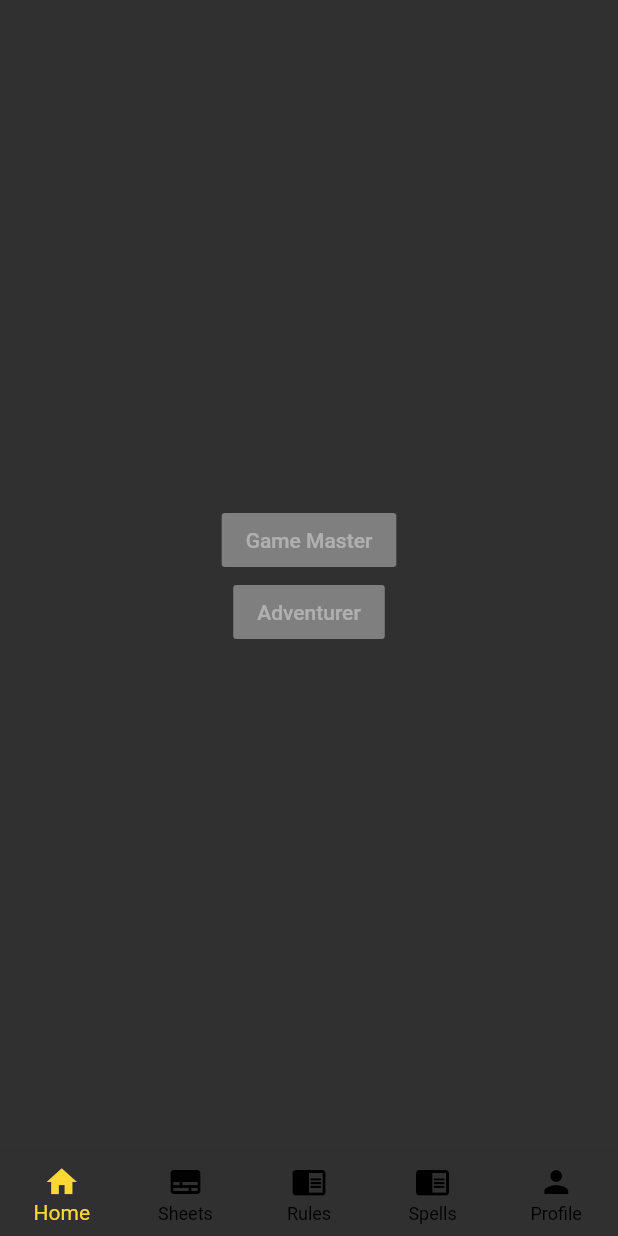
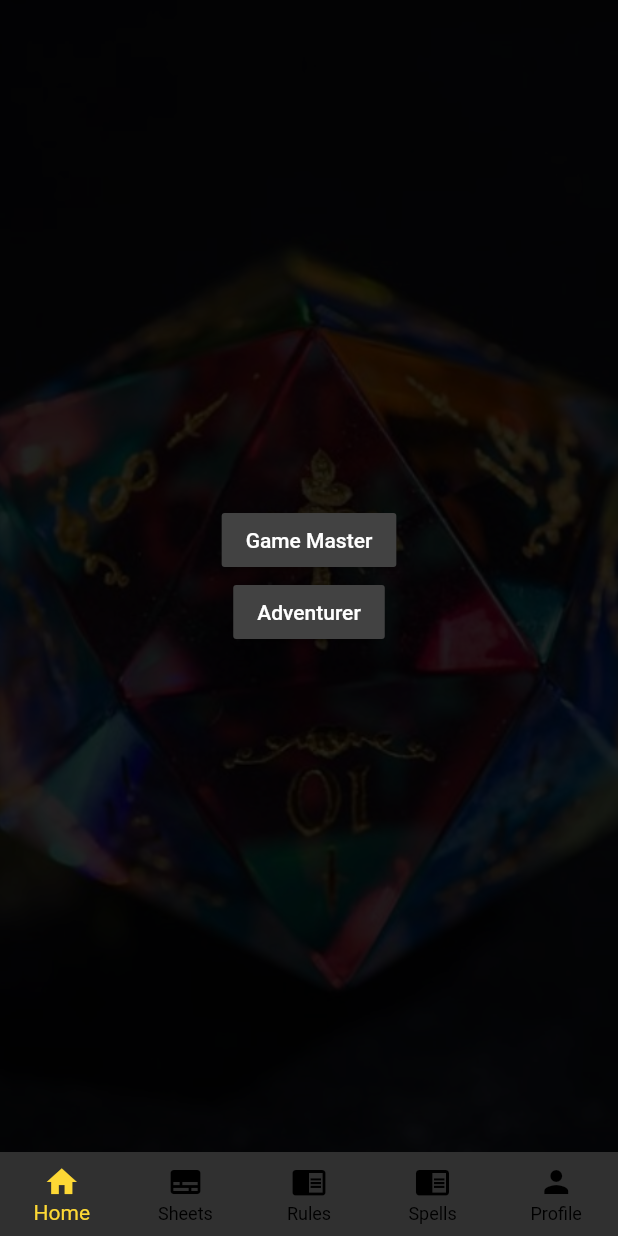
Before and after one commit to johnhshapiro/AdventureTracker, a Flutter app: the screen it shows after launch, after a tap on "Login", on a phone screen of 412 x 824 dp. Run offline on Flutter 3.47's test engine with Material 2 defaults, Android fonts, the phone set to English and light mode, and no system bars; Roboto replaces fonts that are missing (Georgia).

Commit message:
MainMenuPage --> HomePage. Refactored to get layout right.

```diff
--- a/FARTS/lib/main.dart
+++ b/FARTS/lib/main.dart
@@ -19,7 +19,7 @@ class BoardsEdge extends StatelessWidget {
         theme: ThemeData(
             // Define the default brightness and colors.
             brightness: Brightness.dark,
-            primaryColor: Colors.black,
+            primaryColor: Colors.grey[800],
             accentColor: Colors.amber,
 
             // Define default font family
@@ -105,7 +105,7 @@ class _LoginPageState extends State<LoginPage> {
                             Navigator.push(
                               context,
                               MaterialPageRoute(
-                                  builder: (context) => MainMenuPage()),
+                                  builder: (context) => HomePage()),
                             );
                           },
                           splashColor: Colors
@@ -138,21 +138,16 @@ class _LoginPageState extends State<LoginPage> {
   }
 }
 
-class MainMenuPage extends StatefulWidget {
-  /* Note every stateful Widget requires two classes to implement. This stateless immuatable one with the 'createState()'
-method creates a stateful insatnce of _MainMenuPageState which is implemented under MainMenuPage. */
-  MainMenuPage({Key key, this.title}) : super(key: key);
-
+class HomePage extends StatefulWidget {
+  HomePage({Key key, this.title}) : super(key: key);
   final String title;
-
   @override
-  _MainMenuPageState createState() =>
-      _MainMenuPageState(); // The underscore prefix indicates this is a private class, see notes for more.
+  _HomePageState createState() => _HomePageState();
 }
 
-class _MainMenuPageState extends State<MainMenuPage> {
+class _HomePageState extends State<HomePage> {
+  // This index keeps track of the current item selected on the bottom NavBar.
   int _selectedIndex = 0;
-  // This index keeps track of the current item selected on the bottom NavBar.
   static const TextStyle optionStyle =
       TextStyle(fontSize: 30.0, fontWeight: FontWeight.bold);
   static const List<Widget> _widgetOptions = <Widget>[
@@ -170,7 +165,7 @@ class _MainMenuPageState extends State<MainMenuPage> {
       if (_selectedIndex == 0) {
         Navigator.push(
           context,
-          MaterialPageRoute(builder: (context) => MainMenuPage()),
+          MaterialPageRoute(builder: (context) => HomePage()),
         );
       }
       if (_selectedIndex == 1) {
@@ -187,36 +182,45 @@ class _MainMenuPageState extends State<MainMenuPage> {
       }
     });
   }
-
-  // All the code from the beginning of the class to here is for the NavBar
   @override
   Widget build(BuildContext context) {
     return Scaffold(
-      body: Center(
-        child: Column(
+      body: Stack(
+        fit: StackFit.expand,
+        children: <Widget>[
+          Image(
+            image: AssetImage("assets/loginImage.jpg"),
+            fit: BoxFit.cover,
+            color: Colors
+                .black87, // The number here is the opacity.
+            colorBlendMode: BlendMode.luminosity // Blends the background color with the background image.
+          ),
+          Column(
+            crossAxisAlignment: CrossAxisAlignment.center,
             mainAxisAlignment: MainAxisAlignment.center,
             children: <Widget>[
-            const RaisedButton(
-              onPressed:
-                  null, // Null will be changed to link to the next screen. This is a good next thing to work on.
-              child: Text(
-                'Game Master',
-                //style: TextStyle(fontSize: 20, color: Colors.black),
+            Form(child: Container(
+              padding: EdgeInsets.all(10.0),
+              child: Column(
+                children: <Widget>[
+                  MaterialButton(
+                    onPressed: () {
+                    },
+                    child: Text('Game Master'),
+                    color: Colors.grey[800],
                   ),
+                  MaterialButton(
+                    onPressed: () {
+                    },
+                    child: Text('Adventurer'),
+                    color: Colors.grey[800],
                   ),
-            const RaisedButton(
-              onPressed:
-                null,
-              child: Text(
-                'Adventurer',
-                //style: TextStyle(fontSize: 20, color: Colors.black),
-                ),
-            )
                 ],
               ),
-      ),
+            )),
+          ],)
+        ],),
       bottomNavigationBar: BottomNavigationBar(
-        //unselectedItemColor: Colors.black,
         type: BottomNavigationBarType.fixed,
         items: const <BottomNavigationBarItem>[
           BottomNavigationBarItem(
@@ -347,7 +351,7 @@ var _pwCheck;
                         if (_formkey.currentState.validate()) {
                           //Scaffold.of(context).showSnackBar(SnackBar(content: Text('Checking Fields'))); TODO fixme show snackbar 'Checking Fields' on the press of create user
                           SnackBar(content: Text('c'));
-                            Navigator.push(context,MaterialPageRoute(builder: (context) => MainMenuPage()),
+                            Navigator.push(context,MaterialPageRoute(builder: (context) => HomePage()),
                         );
                         }
                       },
```
Also changed, not shown: 1 other file. Lines whose indentation alone changed are shown as unchanged.
